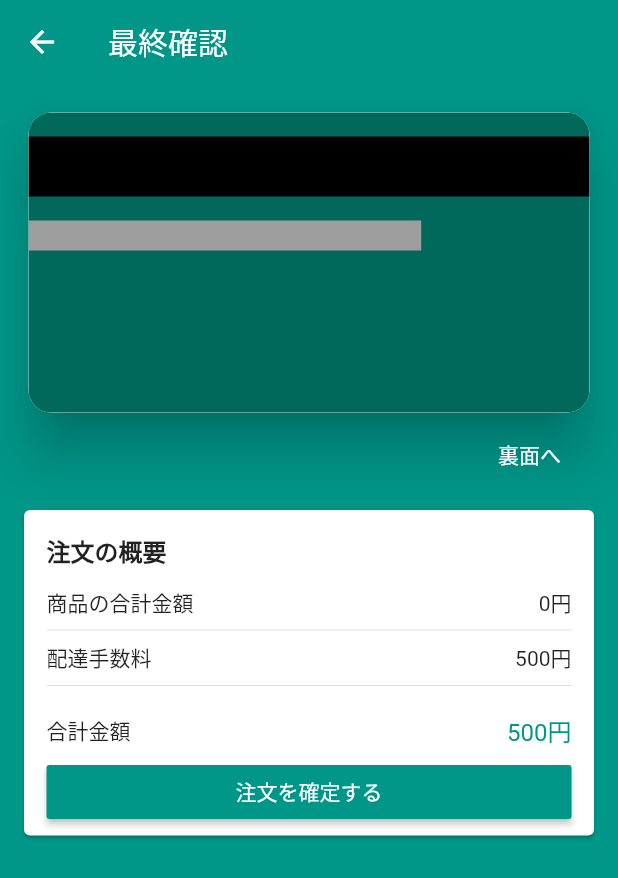
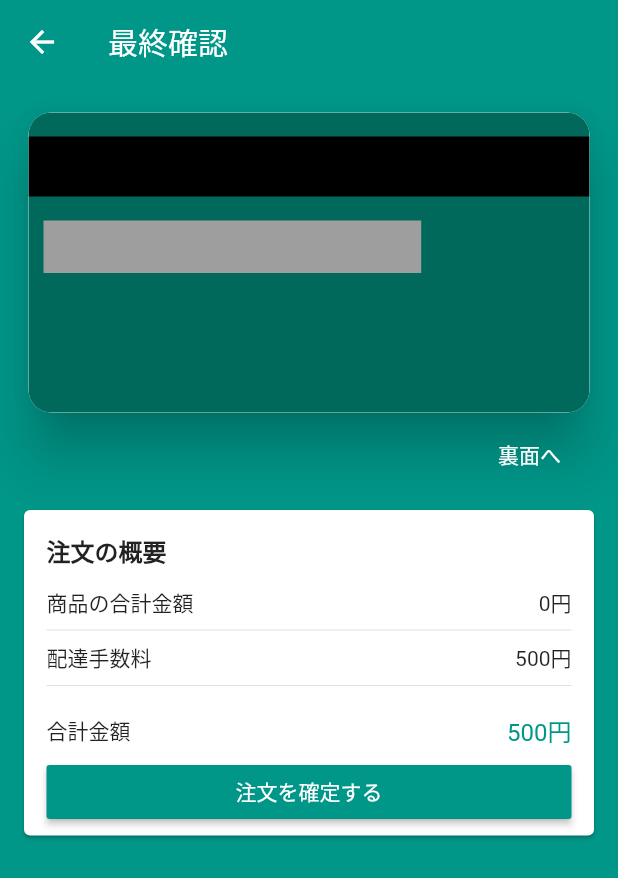
Before and after one commit to Tatsuya4610/Virtual_store, a Flutter app: the CheckoutScreen screen opened by its route, after a tap on "裏面へ", on a phone screen of 412 x 824 dp. Shown: the top 878 px of the screen. Run offline on Flutter 3.47's test engine with Material 2 defaults, Android fonts, the phone set to English and light mode, and no system bars; drawn by our look-alikes of flip_card; our stand-ins replace carousel_pro, cloud_firestore, dio, firebase_auth, firebase_storage, flutter_multi_formatter and 4 more; missing offline and left inert: alphabet_list_scroll_view, map_launcher; accounts and stored records are empty.

Commit message:
10th commits

```diff
--- a/lib/screen/checkout/components/card_back.dart
+++ b/lib/screen/checkout/components/card_back.dart
@@ -1,6 +1,13 @@
 import 'package:flutter/material.dart';
+import 'package:flutter_multi_formatter/flutter_multi_formatter.dart';
+import 'package:virtual_store_flutter/screen/checkout/components/card_text_field.dart';
 
 class CardBack extends StatelessWidget {
+
+  CardBack({this.cvvFocus});
+
+  final FocusNode cvvFocus;
+
   @override
   Widget build(BuildContext context) {
     return Card(
@@ -21,8 +28,38 @@ class CardBack extends StatelessWidget {
             ),
             Row(
               children: <Widget>[
-                Expanded(child: Container(color: Colors.grey[500],height: 20,),flex: 70,),
-                Expanded(child: Container(),flex: 30,),
+                Expanded(
+                  flex: 70,
+                  child: Container(
+                    color: Colors.grey[500],
+                    margin: EdgeInsets.only(left: 10),
+                    padding: EdgeInsets.symmetric(vertical: 4,horizontal: 8),
+                    alignment: Alignment.centerRight,
+                    child: CardTextField(
+                      bold: false,
+                      textAlign: TextAlign.end,
+                      textInputType: TextInputType.number,
+                      focusNode: cvvFocus,
+                      inputFormatter: [
+                        CreditCardCvcInputFormatter()
+                      ],
+                      validator: (cvv) {
+                        if(cvv.isEmpty || cvv.length < 3) {
+                          return '正しく入力して下さい';
+                        }
+                        return null;
+                      },
+                      onSubmitted: (_){
+
+                      },
+                    ),
+                  ),
+                ),
+                Expanded(
+                  flex: 30,
+                  child: Container(),
+
+                ),
               ],
             )
           ],
--- a/lib/screen/checkout/components/card_text_field.dart
+++ b/lib/screen/checkout/components/card_text_field.dart
@@ -1,4 +1,5 @@
 import 'package:flutter/material.dart';
+import 'package:flutter/painting.dart';
 import 'package:flutter/services.dart';
 
 class CardTextField extends StatelessWidget {
@@ -9,6 +10,9 @@ class CardTextField extends StatelessWidget {
     this.textInputType,
     this.inputFormatter,
     this.validator,
+    this.textAlign = TextAlign.start,
+    this.focusNode,
+    this.onSubmitted,
   });
 
   final String title;
@@ -17,12 +21,16 @@ class CardTextField extends StatelessWidget {
   final TextInputType textInputType;
   final List<TextInputFormatter> inputFormatter;
   final FormFieldValidator<String> validator;
+  final TextAlign textAlign;
+  final FocusNode focusNode;
+  final Function(String) onSubmitted;
 
   @override
   Widget build(BuildContext context) {
-    return FormField<String>(//各々のTextFieldのvalidatorでエラーを出すと
+    return FormField<String>(
+        //各々のTextFieldのvalidatorでエラーを出すと
         //heightが高くなってしまう為、エラー表示を別で表示。今回はタイトル横。
-        initialValue: '',//FormFieldを使う場合initialValue入れないと空の状態はnullでエラーになる。
+        initialValue: '', //FormFieldを使う場合initialValue入れないと空の状態はnullでエラーになる。
         validator: validator,
         builder: (state) {
           return Padding(
@@ -30,7 +38,9 @@ class CardTextField extends StatelessWidget {
             child: Column(
               crossAxisAlignment: CrossAxisAlignment.start,
               children: <Widget>[
-                Row(children: <Widget>[
+                if (title != null)
+                  Row(
+                    children: <Widget>[
                       Text(
                         title,
                         style: TextStyle(
@@ -39,25 +49,38 @@ class CardTextField extends StatelessWidget {
                             color: Colors.white),
                       ),
                       SizedBox(width: 5),
-                  if(state.hasError)
-                    Text('入力に間違いがあります',style: TextStyle(color: Colors.red,fontSize: 9),),
-                ],),
+                      if (state.hasError)
+                        Text(
+                          '入力に間違いがあります',
+                          style: TextStyle(color: Colors.red, fontSize: 9),
+                        ),
+                    ],
+                  ),
                 TextFormField(
                   inputFormatters: inputFormatter,
                   style: TextStyle(
-                    color: Colors.white,
+                    color: (title == null && state.hasError)
+                        ? Colors.red
+                        : Colors.white,
                     fontWeight: bold ? FontWeight.bold : FontWeight.w500,
                   ),
+                  cursorColor: Colors.white,
                   decoration: InputDecoration(
                       hintText: hintText,
                       hintStyle: TextStyle(
-                        color: Colors.white.withAlpha(100),
+                        color: (title == null && state.hasError)
+                            ? Colors.red.withAlpha(100)
+                            : Colors.white.withAlpha(100),
                       ),
                       border: InputBorder.none,
                       isDense: true,
                       contentPadding: EdgeInsets.symmetric(vertical: 2)),
                   keyboardType: textInputType,
-                  onChanged: (text) { //個別にエラーを認識。ない場合、全ての入力を正しくする必要あり。
+                  textAlign: textAlign,
+                  focusNode: focusNode,
+                  onFieldSubmitted: onSubmitted,
+                  onChanged: (text) {
+                    //個別にエラーを認識。ない場合、全ての入力を正しくする必要あり。
                     state.didChange(text);
                   },
                 ),
--- a/lib/screen/checkout/components/credit_card_widget.dart
+++ b/lib/screen/checkout/components/credit_card_widget.dart
@@ -5,6 +5,11 @@ import 'package:virtual_store_flutter/screen/checkout/components/card_front.dart
 
 class CreditCardWidget extends StatelessWidget {
   final GlobalKey<FlipCardState> _cardKey = GlobalKey<FlipCardState>();
+
+  final FocusNode numberFocus = FocusNode();
+  final FocusNode dateFocus = FocusNode();
+  final FocusNode nameFocus = FocusNode();
+  final FocusNode cvvFocus = FocusNode();
 
   @override
   Widget build(BuildContext context) {
@@ -19,8 +24,18 @@ class CreditCardWidget extends StatelessWidget {
               direction: FlipDirection.HORIZONTAL, //水平の動き
               speed: 700,
               flipOnTouch: false, //タッチで回転させない。
-              front: CardFront(),
-              back: CardBack(),
+              front: CardFront(
+                numberFocus: numberFocus,
+                dateFocus: dateFocus,
+                nameFocus: nameFocus,
+                finished: (){ //表面の入力完了キーボードEnter後、裏面フォーカス。
+                  _cardKey.currentState.toggleCard();
+                  cvvFocus.requestFocus();
+                },
+              ),
+              back: CardBack(
+                cvvFocus: cvvFocus,
+              ),
             ),
             FlatButton(
               onPressed: () {
```
Also changed, not shown: lib/screen/checkout/components/card_front.dart (+32 -7 lines). Lines whose indentation alone changed are shown as unchanged.
